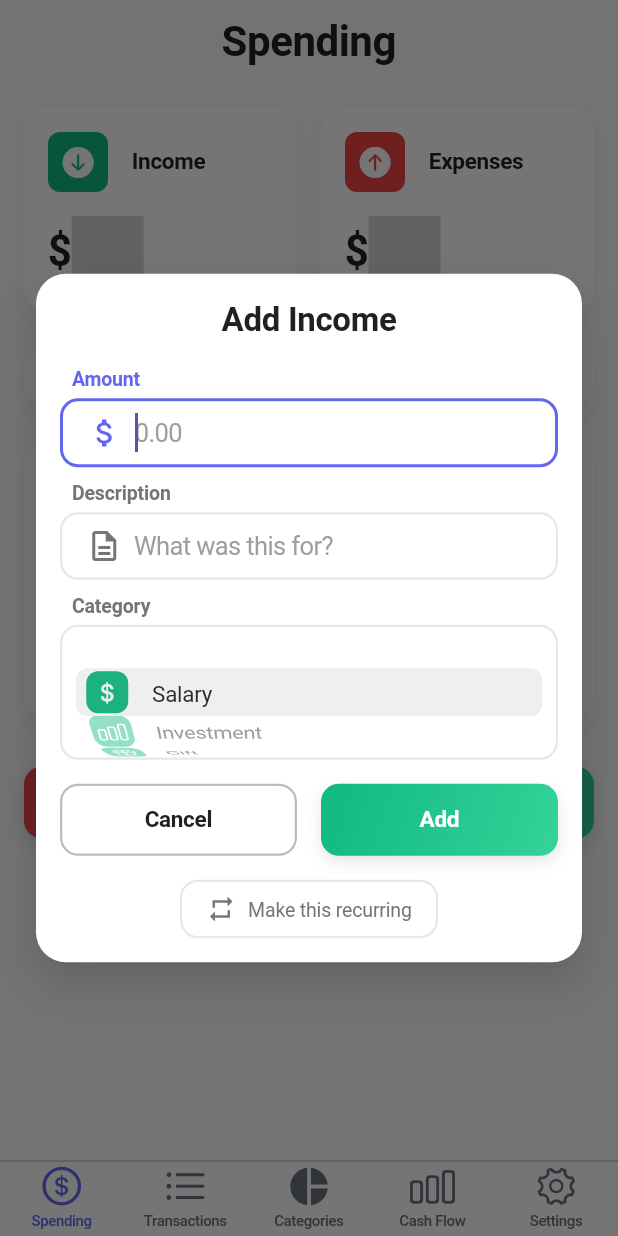
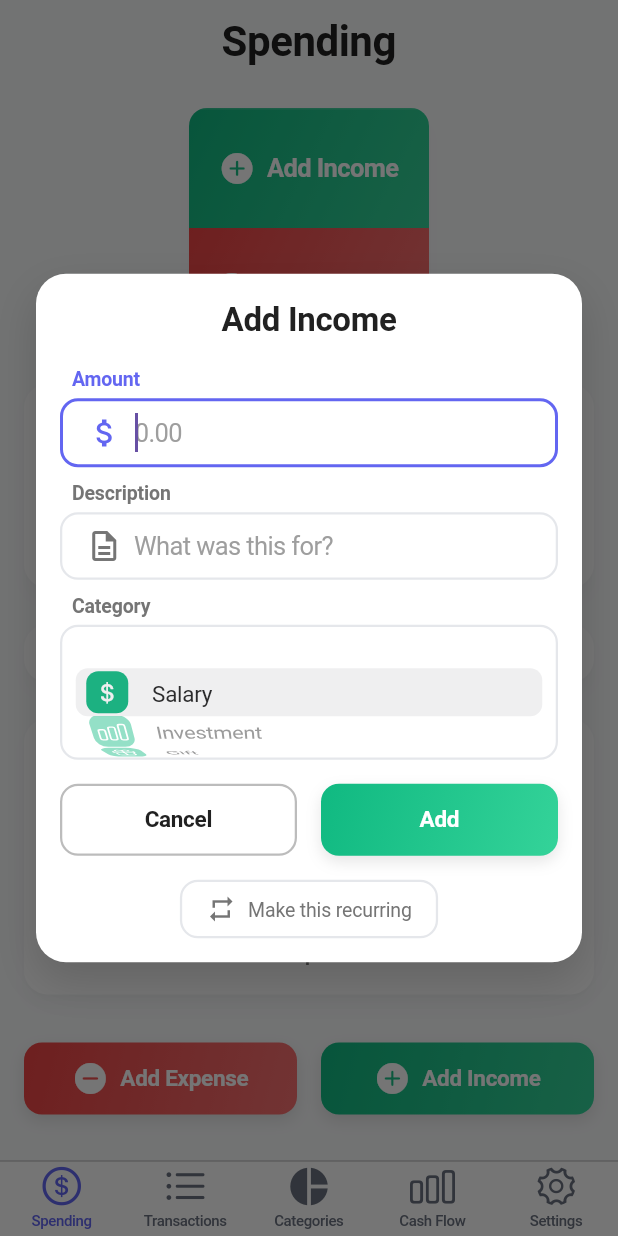
Before and after one commit to khatruong2009/flutter-budget, a Flutter app: the screen it shows after launch, after a tap on "Add Income", on a phone screen of 412 x 824 dp. Run offline on Flutter 3.47's test engine with Material 3 defaults, Android fonts, the phone set to English and light mode, and no system bars; our stand-ins replace csv, fl_chart, flutter_dotenv, package_info_plus, share_plus, shared_preferences; missing offline and left inert: animated_digit, dart_openai, quick_actions.

Commit message:
Add home screen quick action widget

```diff
--- a/budget_app/lib/spending_page.dart
+++ b/budget_app/lib/spending_page.dart
@@ -7,6 +7,7 @@ import 'transaction_form.dart';
 import 'package:provider/provider.dart';
 import 'design_system.dart';
 import 'utils/platform_utils.dart';
+import 'widgets/home_quick_action_widget.dart';
 
 class SpendingPage extends StatefulWidget {
   final List<Transaction> transactions = [];
@@ -97,6 +98,24 @@ class SpendingPageState extends State<SpendingPage> {
 
                   return Column(
                     children: <Widget>[
+                      HomeQuickActionWidget(
+                        onAddIncome: () {
+                          showTransactionForm(
+                            context,
+                            TransactionTyp.income,
+                            transactionModel.addTransaction,
+                          );
+                        },
+                        onAddExpense: () {
+                          showTransactionForm(
+                            context,
+                            TransactionTyp.expense,
+                            transactionModel.addTransaction,
+                          );
+                        },
+                      ),
+                      const SizedBox(height: AppDesign.spacingL),
+
                       // Income and Expenses Metric Cards
                       Row(
                         children: [
--- /dev/null
+++ b/budget_app/lib/widgets/home_quick_action_widget.dart
@@ -0,0 +1,122 @@
+import 'package:flutter/cupertino.dart';
+import 'package:flutter/material.dart';
+
+import '../design_system.dart';
+
+class HomeQuickActionWidget extends StatelessWidget {
+  final VoidCallback onAddIncome;
+  final VoidCallback onAddExpense;
+
+  const HomeQuickActionWidget({
+    super.key,
+    required this.onAddIncome,
+    required this.onAddExpense,
+  });
+
+  @override
+  Widget build(BuildContext context) {
+    final isDark = Theme.of(context).brightness == Brightness.dark;
+
+    return SizedBox(
+      height: 160,
+      child: AspectRatio(
+        aspectRatio: 1,
+        child: ElevatedCard(
+          padding: EdgeInsets.zero,
+          elevation: AppDesign.elevationM,
+          child: ClipRRect(
+            borderRadius: BorderRadius.circular(AppDesign.radiusM),
+            child: Column(
+              children: [
+                _QuickActionButton(
+                  label: 'Add Income',
+                  icon: CupertinoIcons.plus_circle_fill,
+                  gradient: AppDesign.getIncomeGradient(context),
+                  textColor:
+                      isDark ? AppColors.textOnPrimaryDark : AppColors.textOnPrimary,
+                  onPressed: onAddIncome,
+                  showDivider: true,
+                ),
+                _QuickActionButton(
+                  label: 'Add Expense',
+                  icon: CupertinoIcons.minus_circle_fill,
+                  gradient: AppDesign.getExpenseGradient(context),
+                  textColor:
+                      isDark ? AppColors.textOnPrimaryDark : AppColors.textOnPrimary,
+                  onPressed: onAddExpense,
+                ),
+              ],
+            ),
+          ),
+        ),
+      ),
+    );
+  }
+}
+
+class _QuickActionButton extends StatelessWidget {
+  final String label;
+  final IconData icon;
+  final Gradient gradient;
+  final Color textColor;
+  final VoidCallback onPressed;
+  final bool showDivider;
+
+  const _QuickActionButton({
+    required this.label,
+    required this.icon,
+    required this.gradient,
+    required this.textColor,
+    required this.onPressed,
+    this.showDivider = false,
+  });
+
+  @override
+  Widget build(BuildContext context) {
+    return Expanded(
+      child: InkWell(
+        onTap: onPressed,
+        child: Container(
+          width: double.infinity,
+          decoration: BoxDecoration(
+            gradient: gradient,
+          ),
+          child: Stack(
+            children: [
+              if (showDivider)
+                Positioned(
+                  top: 0,
+                  left: 0,
+                  right: 0,
+                  child: Container(
+                    height: 1,
+                    color: Colors.white.withOpacity(0.15),
+                  ),
+                ),
+              Center(
+                child: Row(
+                  mainAxisSize: MainAxisSize.min,
+                  children: [
+                    Icon(
+                      icon,
+                      size: AppDesign.iconM,
+                      color: textColor,
+                    ),
+                    const SizedBox(width: AppDesign.spacingS),
+                    Text(
+                      label,
+                      style: AppTypography.bodyLarge.copyWith(
+                        color: textColor,
+                        fontWeight: FontWeight.w700,
+                      ),
+                    ),
+                  ],
+                ),
+              ),
+            ],
+          ),
+        ),
+      ),
+    );
+  }
+}
```
Lines whose indentation alone changed are shown as unchanged.
